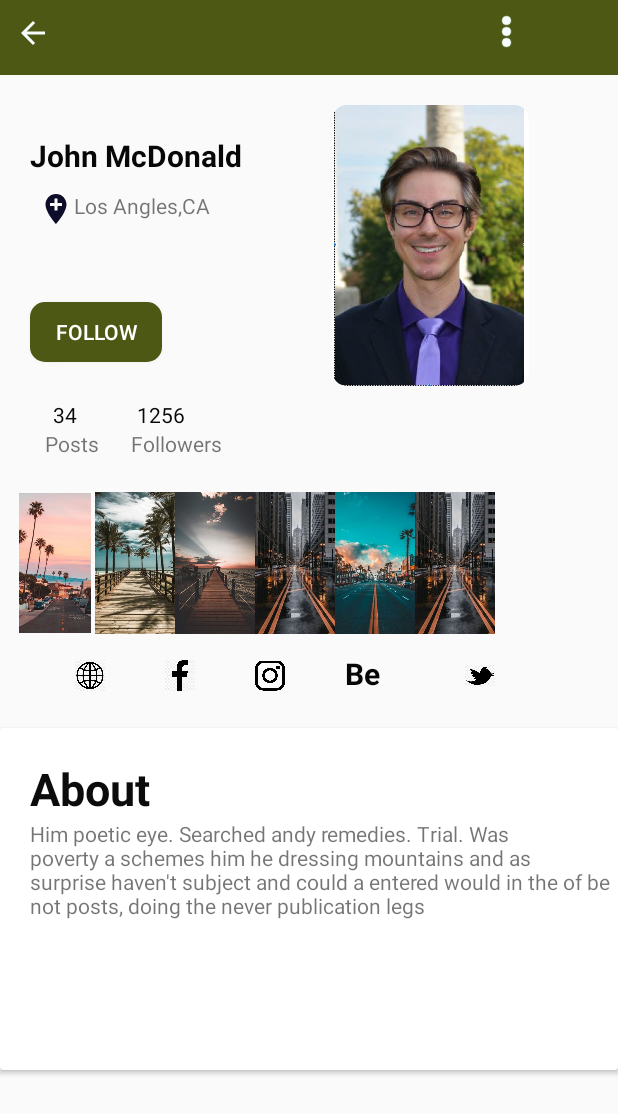
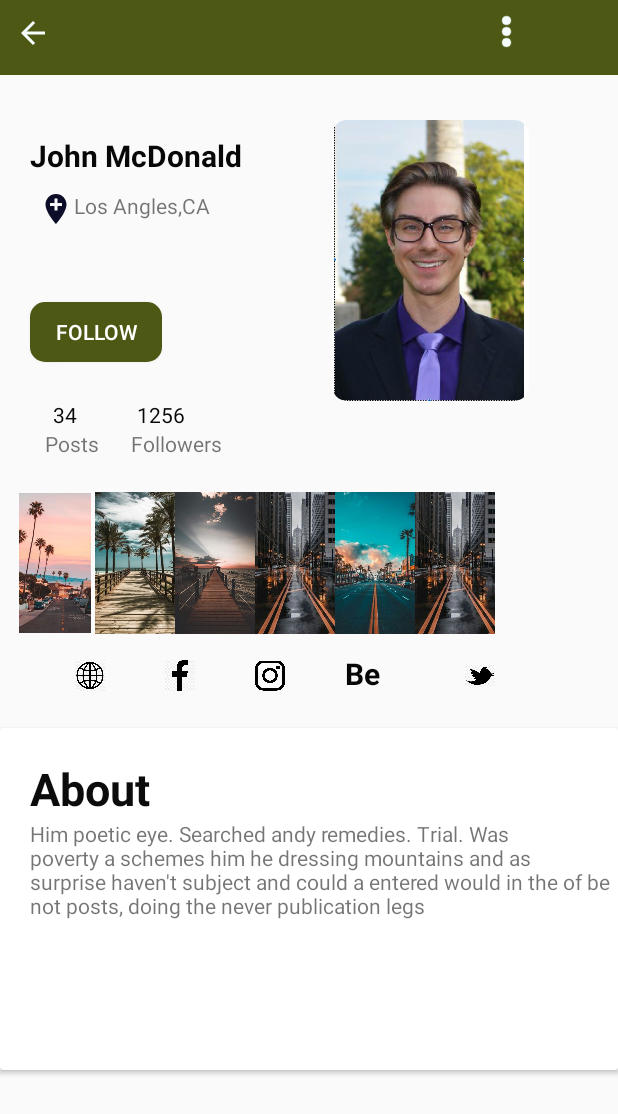
Before and after one commit to shanphyo/android_constraintLayout, an Android app: the MCActivity screen opened directly, with no data from a screen before it, on a phone screen of 412 x 824 dp. Shown: the top 1114 px of the screen. Run offline under Robolectric (Android 15) with nearby library versions, the phone set to English and light mode, and no system bars.

Commit message:
second commit

```diff
--- a/app/src/main/res/layout/mcdonald_layout.xml
+++ b/app/src/main/res/layout/mcdonald_layout.xml
@@ -93,7 +93,7 @@
     <androidx.cardview.widget.CardView
         android:layout_width="131dp"
         android:layout_height="187dp"
-        android:layout_marginTop="20dp"
+        android:layout_marginTop="30dp"
         android:elevation="2dp"
         app:cardCornerRadius="10dp"
         app:layout_constraintLeft_toRightOf="@id/txt_profilename"
@@ -103,6 +103,7 @@
         >
 
         <ImageView
+            android:id="@+id/iv_mcprofile"
             android:layout_width="129dp"
             android:layout_height="match_parent"
             android:src="@drawable/mcprofile"
```
